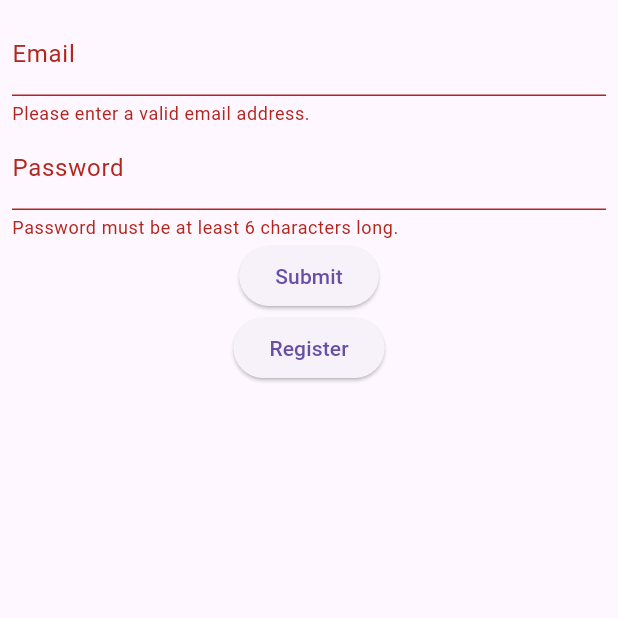
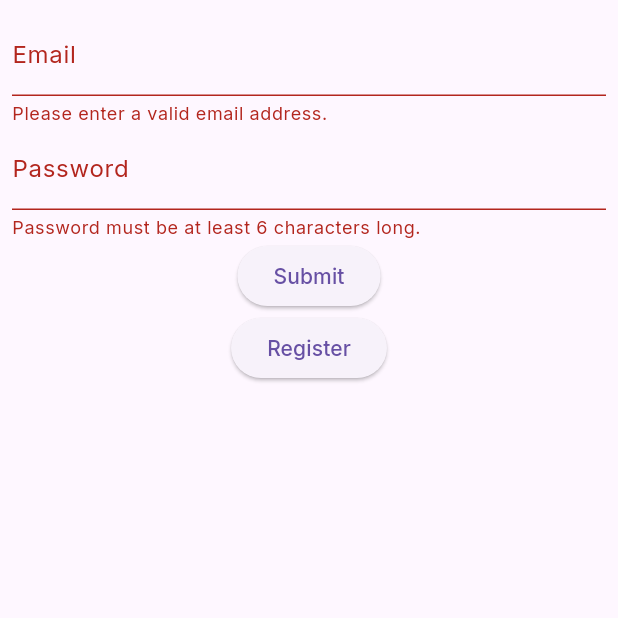
Before and after one commit to ekarobyanto/library_app, a Flutter app: the screen it shows after launch, after a tap on "Submit", on a phone screen of 412 x 824 dp, the top half of it. Run offline on Flutter 3.47's test engine with Material 3 defaults, Android fonts, the phone set to English and light mode, and no system bars; our stand-ins replace bloc, email_validator, firebase_auth, firebase_core, flutter_bloc, flutter_dotenv and 3 more; accounts and stored records are empty.

Commit message:
app theme

```diff
--- a/lib/src/app.dart
+++ b/lib/src/app.dart
@@ -2,6 +2,7 @@ import 'package:flutter/material.dart';
 import 'package:flutter_bloc/flutter_bloc.dart';
 import 'package:library_app/src/core/cubit/auth_cubit.dart';
 import 'package:library_app/src/router/router.dart';
+import 'package:library_app/src/theme/app_theme.dart';
 
 class App extends StatelessWidget {
   const App({super.key});
@@ -18,6 +19,11 @@ class App extends StatelessWidget {
         title: 'Library App',
         routerConfig: router,
         debugShowCheckedModeBanner: false,
+        theme: ThemeData(
+          fontFamily: appFont.fontFamily,
+          primaryColor: color.primaryColor,
+          splashColor: color.primaryShade,
+        ),
       ),
     );
   }
--- /dev/null
+++ b/lib/src/theme/app_theme.dart
@@ -0,0 +1,14 @@
+import 'dart:ui';
+
+import 'package:google_fonts/google_fonts.dart';
+
+class Colors {
+  final Color primaryColor = const Color.fromRGBO(25, 67, 177, 0.996);
+  final Color primaryShade = const Color(0xFF5CECFF);
+  final Color greenShade = const Color(0xFFCAFFCA);
+  final Color grayShade = const Color(0xFFF5F5F5);
+  final Color danger = const Color(0xFFFF0000);
+}
+
+Colors color = Colors();
+final appFont = GoogleFonts.inter();
--- a/pubspec.yaml
+++ b/pubspec.yaml
@@ -53,6 +53,7 @@ dependencies:
   freezed_annotation: ^2.4.1
   bloc: ^8.1.4
   google_sign_in: ^6.2.1
+  google_fonts: ^6.2.0
 
 dev_dependencies:
   flutter_test:
```
Also changed, not shown: lib/src/features/dashboard/data/dashboard_repository.dart (added), lib/src/features/dashboard/presentation/dashboard.dart (added), pubspec.lock.
